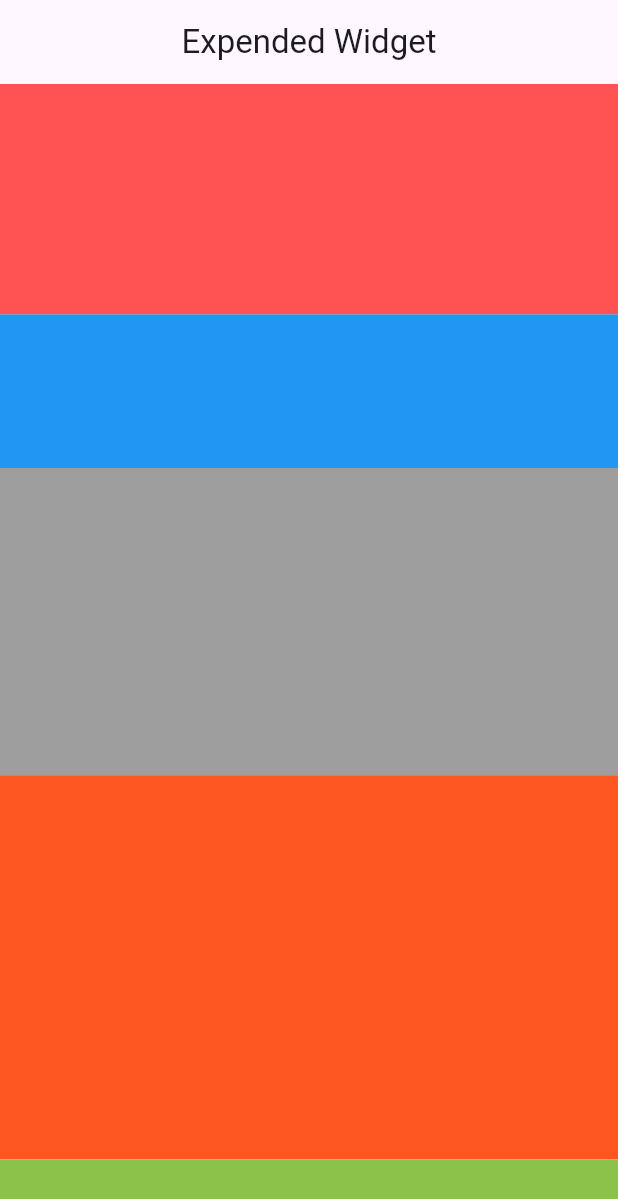
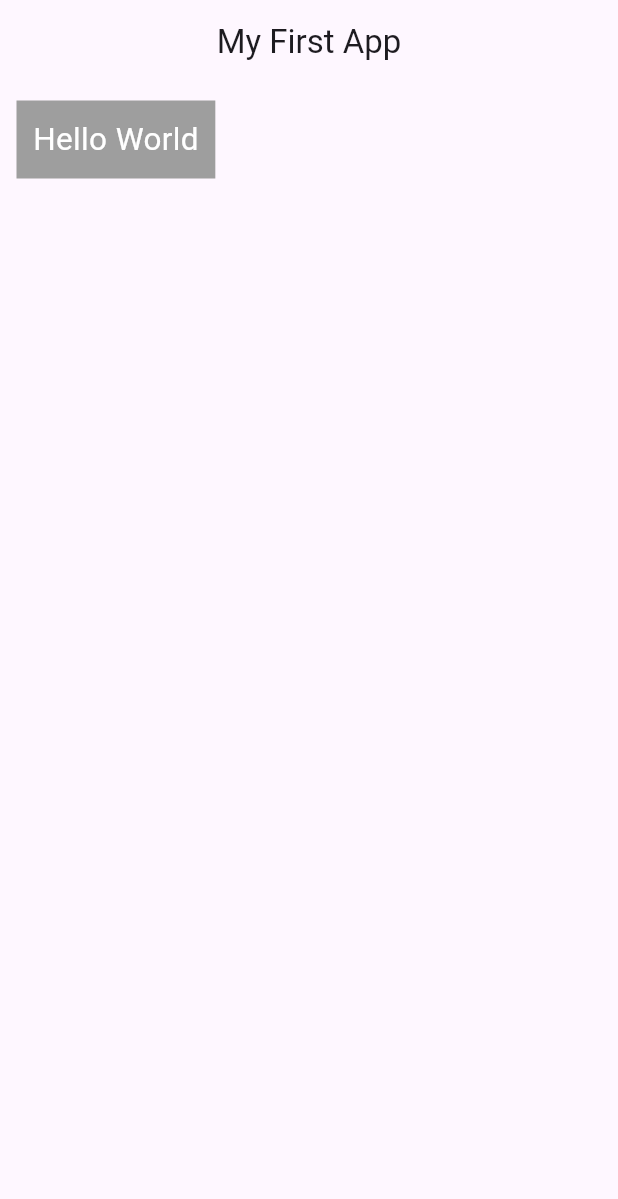
Before and after one commit to fahim-shahriar-alif/flutter, a Flutter app: the screen it shows after launch, on a phone screen of 412 x 824 dp. Shown: the top 1199 px of the screen. Run offline on Flutter 3.47's test engine with Material 3 defaults, Android fonts, the phone set to English and light mode, and no system bars.

Commit message:
learned padding and margin

```diff
--- a/lib/main.dart
+++ b/lib/main.dart
@@ -5,6 +5,7 @@ import 'package:row/expentionwid.dart';
 import 'package:row/inkwellwidget.dart';
 import 'package:row/list.dart';
 import 'package:row/listpractice.dart';
+import 'package:row/paddandmargin.dart';
 import 'package:row/practice.dart';
 import 'package:row/row_34.dart';
 import 'package:row/scroll.dart';
@@ -24,7 +25,7 @@ class MyApp extends StatelessWidget {
       theme: ThemeData(
         primarySwatch: Colors.lightBlue,
       ),
-      home: const expentionwid(),
+      home: const paddandmargin(),
     );
   }
 }
--- /dev/null
+++ b/lib/paddandmargin.dart
@@ -0,0 +1,22 @@
+import 'package:flutter/material.dart';
+
+class paddandmargin extends StatelessWidget {
+  const paddandmargin({super.key});
+
+  @override
+  Widget build(BuildContext context) {
+    var arrnames = ["Alif", "Asif","Tanvir","Gourov" , "Chinmoy"];
+    return Scaffold(
+      appBar: AppBar(
+        title: const Center(child: Text("My First App")),
+      ),
+      body:Container(
+          color: Colors.grey,
+            margin: EdgeInsets.all(11),
+            child: Padding(
+              padding: const EdgeInsets.all(11),
+              child: Text("Hello World", style: TextStyle(fontSize: 21,color: Colors.white,),),
+            )),
+    );
+  }
+}
```
